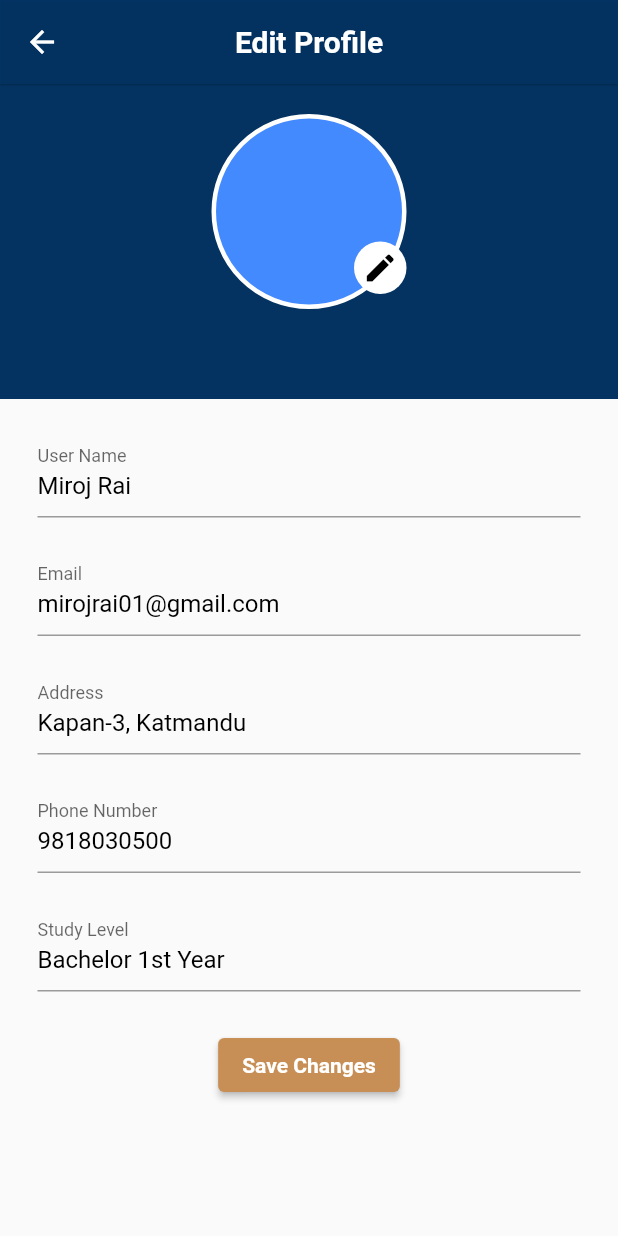
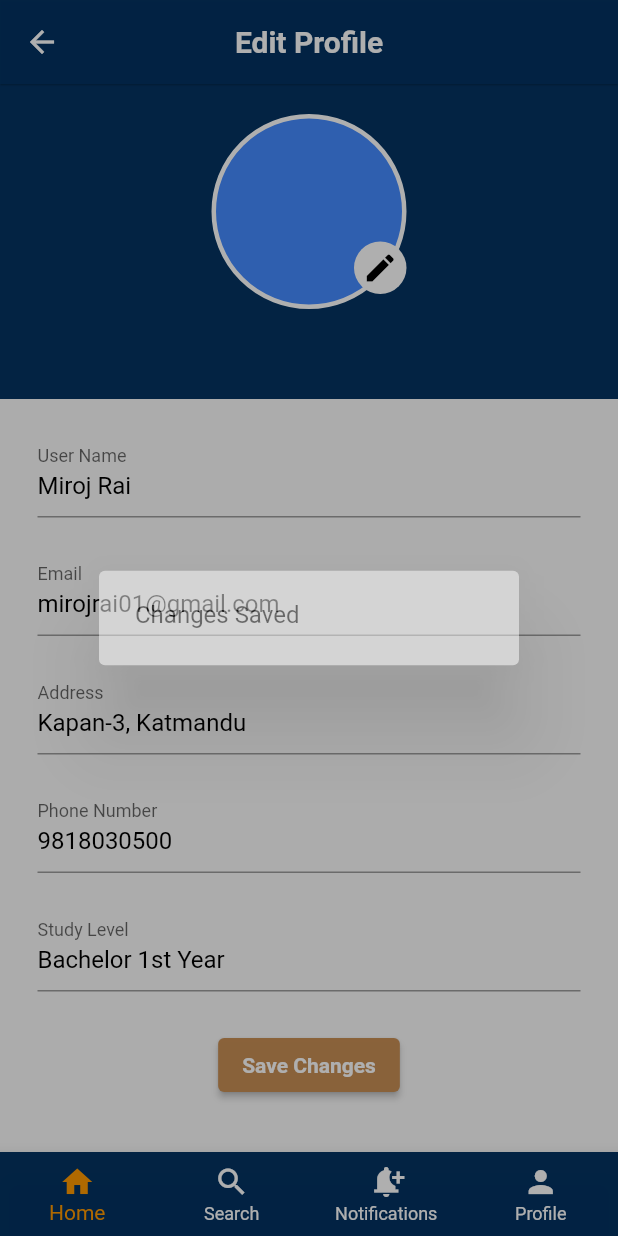
Before and after one commit to Miroj-chamling/Edit_Profile, a Flutter app: the screen it shows after launch, after a tap on "Save Changes", on a phone screen of 412 x 824 dp. Run offline on Flutter 3.47's test engine with Material 2 defaults, Android fonts, the phone set to English and light mode, and no system bars; missing offline and left inert: dart:ffi.

Commit message:
bottom navbar

```diff
--- a/edit_profile_ui/lib/page/profile.dart
+++ b/edit_profile_ui/lib/page/profile.dart
@@ -2,6 +2,7 @@ import 'package:flutter/material.dart';
 import 'package:flutter/widgets.dart';
 import '../widgets/cover.dart';
 import '../widgets/details.dart';
+import '../widgets/bottom_bar.dart';
 
 class ProfilePage extends StatelessWidget {
   const ProfilePage({Key? key}) : super(key: key);
@@ -39,6 +40,30 @@ class ProfilePage extends StatelessWidget {
           ),
         ),
       ),
+      bottomNavigationBar: BottomNavigationBar(
+        backgroundColor: Theme.of(context).backgroundColor,
+        fixedColor: Colors.orange,
+        unselectedItemColor: Colors.white,
+        type: BottomNavigationBarType.fixed,
+        items: [
+          BottomNavigationBarItem(
+            title: Text('Home'),
+            icon: Icon(Icons.home),
+          ),
+          BottomNavigationBarItem(
+            title: Text('Search'),
+            icon: Icon(Icons.search),
+          ),
+          BottomNavigationBarItem(
+            title: Text('Notifications'),
+            icon: Icon(Icons.notification_add),
+          ),
+          BottomNavigationBarItem(
+            title: Text('Profile'),
+            icon: Icon(Icons.person),
+          ),
+        ],
+      ),
     );
   }
 }
--- /dev/null
+++ b/edit_profile_ui/lib/widgets/bottom_bar.dart
@@ -0,0 +1,12 @@
+import 'package:flutter/material.dart';
+
+class buildPopupdialogue extends StatelessWidget {
+  const buildPopupdialogue({Key? key}) : super(key: key);
+
+  @override
+  Widget build(BuildContext context) {
+    return AlertDialog(
+      title: Text('Alert Dialogue'),
+    );
+  }
+}
--- a/edit_profile_ui/lib/widgets/details.dart
+++ b/edit_profile_ui/lib/widgets/details.dart
@@ -1,6 +1,9 @@
+import 'dart:ffi';
+
 import 'package:flutter/material.dart';
 import 'package:flutter/painting.dart';
 import 'package:flutter/widgets.dart';
+import './bottom_bar.dart';
 
 class Details extends StatelessWidget {
   const Details({Key? key}) : super(key: key);
@@ -33,9 +36,17 @@ class Details extends StatelessWidget {
           ),
           SizedBox(height: 10),
           ElevatedButton(
-            onPressed: () {
-              print('changes saved'); //....
-            },
+            onPressed: () => showDialog(
+                context: context,
+                builder: (BuildContext builderContext) {
+                  Future.delayed(Duration(seconds: 1), () {
+                    Navigator.of(builderContext).pop();
+                  });
+
+                  return AlertDialog(
+                    content: Text('Changes Saved'),
+                  );
+                }),
             child: const Text(
               "Save Changes",
               style: TextStyle(fontWeight: FontWeight.bold),
```
